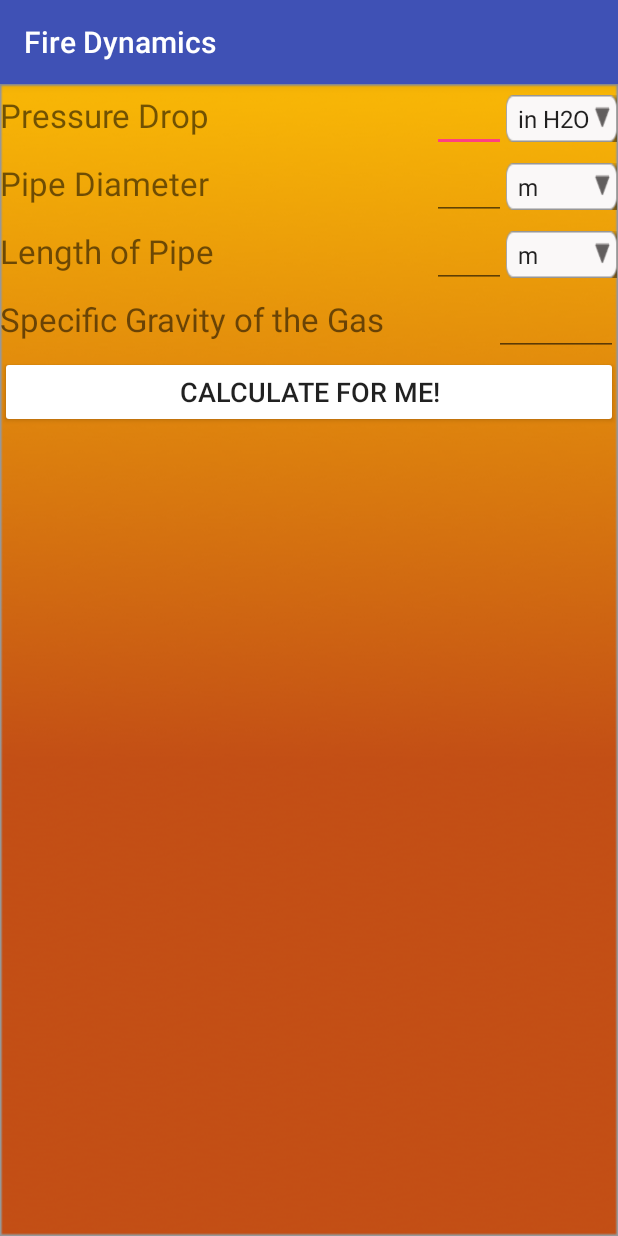
After one commit to msrusse/FireDynamics, an Android app: the OpenPipe screen opened directly, with no data from a screen before it, on a phone screen of 412 x 824 dp. The commit adds this screen. Run offline under Robolectric (Android 15) with nearby library versions, the phone set to English and light mode, and no system bars.

Commit message:
Finalizes the Open Pipe Functionality

```diff
--- a/app/src/main/AndroidManifest.xml
+++ b/app/src/main/AndroidManifest.xml
@@ -19,7 +19,8 @@
         <activity android:name=".FlashOver" />
         <activity android:name=".HRR" />
         <activity android:name=".FlameHeight" />
-        <activity android:name=".RadiationPoolFire"></activity>
+        <activity android:name=".RadiationPoolFire" />
+        <activity android:name=".OpenPipe"></activity>
     </application>
 
 </manifest>
--- a/app/src/main/java/com/example/masonrussell/firedynamics/Calculations.java
+++ b/app/src/main/java/com/example/masonrussell/firedynamics/Calculations.java
@@ -71,4 +71,8 @@ class Calculations
     {
         return (15.4 * Math.pow((l/d),-1.59));
     }
+    static double CalculateOpenPipeQ(double dP, double d, double l, double sg)
+    {
+        return (0.00403*Math.pow(dP*(Math.pow(d,4.8)/(Math.pow(sg,0.8)*l)),0.555));
+    }
 }
--- /dev/null
+++ b/app/src/main/java/com/example/masonrussell/firedynamics/OpenPipe.java
@@ -0,0 +1,142 @@
+package com.example.masonrussell.firedynamics;
+
+import android.support.v7.app.AppCompatActivity;
+import android.os.Bundle;
+import android.view.View;
+import android.widget.AdapterView;
+import android.widget.ArrayAdapter;
+import android.widget.Button;
+import android.widget.EditText;
+import android.widget.LinearLayout;
+import android.widget.Spinner;
+import android.widget.TextView;
+import android.widget.Toast;
+
+import java.text.DecimalFormat;
+import java.util.ArrayList;
+import java.util.List;
+
+public class OpenPipe extends AppCompatActivity {
+
+    public Spinner pressureDropSpinner, pipeDiameterSpinner, pipeLengthSpinner, resultSpinner;
+    public EditText pressureDropText, pipeDiameterText, pipeLengthText, specificGravityText;
+    public double pressureDropDoub, pipeDiameterDoub, pipeLengthDoub, specificGravityDoub, resultDoub;
+    public Button calculateButton;
+    public TextView resultText;
+    public String pressureDropUnits, pipeDiameterUnits, pipeLengthUnits, resultUnits;
+    public LinearLayout resultLayout;
+
+    @Override
+    protected void onCreate(Bundle savedInstanceState) {
+        super.onCreate(savedInstanceState);
+        setContentView(R.layout.activity_open_pipe);
+        final DecimalFormat twoDigits = new DecimalFormat("0.00");
+        pressureDropSpinner = findViewById(R.id.pressureDropSpinner);
+        pipeDiameterSpinner = findViewById(R.id.pipeDiameterSpinner);
+        pipeLengthSpinner = findViewById(R.id.pipeLengthSpinner);
+        resultSpinner = findViewById(R.id.qResultSpinner);
+        pressureDropText = findViewById(R.id.pressureDropText);
+        pipeDiameterText = findViewById(R.id.pipeDiamterText);
+        pipeLengthText = findViewById(R.id.pipeLengthText);
+        specificGravityText = findViewById(R.id.specificGravityText);
+        resultLayout = findViewById(R.id.resultLayout);
+        resultText = findViewById(R.id.qResult);
+        calculateButton = findViewById(R.id.getMeasurementsButton);
+        resultLayout.setVisibility(View.INVISIBLE);
+        addItemsOnResultSpinner(resultSpinner);
+        addItemsOnUnitSpinner(pipeDiameterSpinner);
+        addItemsOnUnitSpinner(pipeLengthSpinner);
+        addItemsOnPressureSpinner(pressureDropSpinner);
+        calculateButton.setOnClickListener(new View.OnClickListener() {
+            @Override
+            public void onClick(View v) {
+                pressureDropDoub = Double.parseDouble(pressureDropText.getText().toString());
+                pressureDropUnits = pressureDropSpinner.getSelectedItem().toString();
+                pressureDropDoub = ValuesConverstions.PressureToMbar(pressureDropDoub, pressureDropUnits);
+                pipeDiameterDoub = Double.parseDouble(pipeDiameterText.getText().toString());
+                pipeDiameterUnits = pipeDiameterSpinner.getSelectedItem().toString();
+                pipeDiameterDoub = ValuesConverstions.toMillimeters(pipeDiameterDoub, pipeDiameterUnits);
+                pipeLengthDoub = Double.parseDouble(pipeLengthText.getText().toString());
+                pipeLengthUnits = pipeLengthSpinner.getSelectedItem().toString();
+                pipeLengthDoub = ValuesConverstions.toMeters(pipeLengthDoub, pipeLengthUnits);
+                specificGravityDoub = Double.parseDouble(specificGravityText.getText().toString());
+                resultDoub = Calculations.CalculateOpenPipeQ(pressureDropDoub,pipeDiameterDoub,pipeLengthDoub,specificGravityDoub);
+                resultText.setText(twoDigits.format(resultDoub));
+                resultLayout.setVisibility(View.VISIBLE);
+                resultUnits = resultSpinner.getSelectedItem().toString();
+
+                resultSpinner.setOnItemSelectedListener(
+                        new AdapterView.OnItemSelectedListener() {
+                            @Override
+                            public void onItemSelected(AdapterView<?> parent, View view, int position, long id) {
+                                switch (resultSpinner.getSelectedItem().toString())
+                                {
+                                    case "m^3/hr":
+                                        resultDoub = ValuesConverstions.FlowtoMetersCubedPerHour(resultDoub, resultUnits);
+                                        resultUnits = resultSpinner.getSelectedItem().toString();
+                                        resultText.setText(twoDigits.format(resultDoub));
+                                        break;
+                                    case "cfm":
+                                        resultDoub = ValuesConverstions.Flowtocfm(resultDoub, resultUnits);
+                                        resultUnits = resultSpinner.getSelectedItem().toString();
+                                        resultText.setText(twoDigits.format(resultDoub));
+                                        break;
+                                    case "ft^3/sec":
+                                        resultDoub = ValuesConverstions.FlowtoFeetCubedPerSec(resultDoub, resultUnits);
+                                        resultUnits = resultSpinner.getSelectedItem().toString();
+                                        resultText.setText(twoDigits.format(resultDoub));
+                                        break;
+                                    case "m^3/sec":
+                                        resultDoub = ValuesConverstions.FlowtoMetersCubedPerSec(resultDoub, resultUnits);
+                                        resultUnits = resultSpinner.getSelectedItem().toString();
+                                        resultText.setText(twoDigits.format(resultDoub));
+                                        break;
+                                }
+                            }
+
+                            @Override
+                            public void onNothingSelected(AdapterView<?> parent) {
+
+                            }
+                        }
+                );
+            }
+        });
+    }
+
+    public void addItemsOnUnitSpinner(Spinner spinnerToMake)
+    {
+        List<String> list = new ArrayList<>();
+        list.add("m");
+        list.add("ft");
+        list.add("in");
+        list.add("cm");
+        list.add("mm");
+        ArrayAdapter<String> dataAdapter = new ArrayAdapter<>(this, android.R.layout.simple_spinner_item, list);
+        dataAdapter.setDropDownViewResource(android.R.layout.simple_spinner_dropdown_item);
+        spinnerToMake.setAdapter(dataAdapter);
+    }
+
+    public void addItemsOnResultSpinner(Spinner spinnerToMake)
+    {
+        List<String> list = new ArrayList<>();
+        list.add("m^3/hr");
+        list.add("ft^3/sec");
+        list.add("cfm");
+        list.add("m^3/sec");
+        ArrayAdapter<String> dataAdapter = new ArrayAdapter<>(this, android.R.layout.simple_spinner_item, list);
+        dataAdapter.setDropDownViewResource(android.R.layout.simple_spinner_dropdown_item);
+        spinnerToMake.setAdapter(dataAdapter);
+    }
+
+    public void addItemsOnPressureSpinner(Spinner spinnerToMake)
+    {
+        List<String> list = new ArrayList<>();
+        list.add("in H2O");
+        list.add("kPa");
+        list.add("mbar");
+        ArrayAdapter<String> dataAdapter = new ArrayAdapter<>(this, android.R.layout.simple_spinner_item, list);
+        dataAdapter.setDropDownViewResource(android.R.layout.simple_spinner_dropdown_item);
+        spinnerToMake.setAdapter(dataAdapter);
+    }
+}
--- a/app/src/main/res/layout/activity_main.xml
+++ b/app/src/main/res/layout/activity_main.xml
@@ -114,10 +114,10 @@
             android:layout_width="match_parent"
             android:layout_height="0dp"
             android:layout_weight="1"
-            android:background="@android:color/darker_gray"
+            android:background="@drawable/firedynamics_light_select"
             android:fontFamily="monospace"
             android:text="@string/open_pipe"
-            android:textColor="@android:color/holo_red_dark"
+            android:textColor="@android:color/background_light"
             android:textSize="18sp"
             android:textStyle="bold"
             android:typeface="monospace"
--- /dev/null
+++ b/app/src/main/res/layout/activity_open_pipe.xml
@@ -0,0 +1,191 @@
+<?xml version="1.0" encoding="utf-8"?>
+<android.support.constraint.ConstraintLayout xmlns:android="http://schemas.android.com/apk/res/android"
+    xmlns:app="http://schemas.android.com/apk/res-auto"
+    xmlns:tools="http://schemas.android.com/tools"
+    android:layout_width="match_parent"
+    android:layout_height="match_parent"
+    android:background="@drawable/firedynamics_background_1"
+    tools:context="com.example.masonrussell.firedynamics.FlashOver">
+
+    <LinearLayout
+        android:layout_width="match_parent"
+        android:layout_height="match_parent"
+        android:orientation="vertical">
+
+        <LinearLayout
+            android:layout_width="match_parent"
+            android:layout_height="wrap_content"
+            android:orientation="horizontal">
+
+            <TextView
+                android:id="@+id/pressureDropView"
+                android:layout_width="0dp"
+                android:layout_height="wrap_content"
+                android:layout_weight=".7"
+                android:text="@string/pressure_drop"
+                android:textSize="22sp" />
+
+            <EditText
+                android:id="@+id/pressureDropText"
+                android:layout_width="0dp"
+                android:layout_height="wrap_content"
+                android:layout_weight=".12"
+                android:ems="10"
+                android:inputType="number|numberDecimal"
+                android:labelFor="@+id/compLengthText"
+                android:text=""
+                android:textAlignment="center" />
+
+            <Spinner
+                android:id="@+id/pressureDropSpinner"
+                android:layout_width="0dp"
+                android:layout_height="wrap_content"
+                android:layout_weight=".18"
+                android:background="@drawable/firedynamic_button" />
+
+        </LinearLayout>
+
+        <LinearLayout
+            android:layout_width="fill_parent"
+            android:layout_height="wrap_content"
+            android:orientation="horizontal">
+
+            <TextView
+                android:id="@+id/pipeDiameterView"
+                android:layout_width="0dp"
+                android:layout_height="wrap_content"
+                android:layout_weight=".7"
+                android:text="@string/pipe_diameter"
+                android:textSize="22sp" />
+
+            <EditText
+                android:id="@+id/pipeDiamterText"
+                android:layout_width="0dp"
+                android:layout_height="wrap_content"
+                android:layout_weight=".12"
+                android:ems="10"
+                android:inputType="number|numberDecimal"
+                android:labelFor="@+id/compWidthText"
+                android:text=""
+                android:textAlignment="center" />
+
+            <Spinner
+                android:id="@+id/pipeDiameterSpinner"
+                android:layout_width="0dp"
+                android:layout_height="wrap_content"
+                android:layout_weight=".18"
+                android:background="@drawable/firedynamic_button" />
+
+        </LinearLayout>
+
+        <LinearLayout
+            android:layout_width="match_parent"
+            android:layout_height="wrap_content"
+            android:orientation="horizontal">
+
+            <TextView
+                android:id="@+id/pipeLengthView"
+                android:layout_width="0dp"
+                android:layout_height="wrap_content"
+                android:layout_weight=".7"
+                android:text="@string/pipe_length"
+                android:textSize="22sp" />
+
+            <EditText
+                android:id="@+id/pipeLengthText"
+                android:layout_width="0dp"
+                android:layout_height="wrap_content"
+                android:layout_weight=".12"
+                android:ems="10"
+                android:inputType="number|numberDecimal"
+                android:labelFor="@+id/compHeightText"
+                android:text=""
+                android:textAlignment="center" />
+
+            <Spinner
+                android:id="@+id/pipeLengthSpinner"
+                android:layout_width="0dp"
+                android:layout_height="wrap_content"
+                android:layout_weight=".18"
+                android:background="@drawable/firedynamic_button" />
+
+        </LinearLayout>
+
+        <LinearLayout
+            android:layout_width="match_parent"
+            android:layout_height="wrap_content"
+            android:orientation="horizontal">
+
+            <TextView
+                android:id="@+id/specificGravityView"
+                android:layout_width="0dp"
+                android:layout_height="wrap_content"
+                android:layout_weight=".8"
+                android:text="@string/specific_gas_gravity"
+                android:textSize="22sp" />
+
+            <EditText
+                android:id="@+id/specificGravityText"
+                android:layout_width="0dp"
+                android:layout_height="wrap_content"
+                android:layout_weight=".2"
+                android:ems="10"
+                android:inputType="number|numberDecimal"
+                android:labelFor="@+id/ventWidthText"
+                android:text=""
+                android:textAlignment="center" />
+
+        </LinearLayout>
+
+        <Button
+            android:id="@+id/getMeasurementsButton"
+            android:layout_width="match_parent"
+            android:layout_height="wrap_content"
+            android:backgroundTint="@android:color/white"
+            android:text="@string/get_calculation"
+            android:textAlignment="center"
+            android:textSize="18sp" />
+
+        <LinearLayout
+            android:id="@+id/resultLayout"
+            android:layout_width="match_parent"
+            android:layout_height="match_parent"
+            android:orientation="vertical"
+            tools:layout_editor_absoluteY="300dp">
+
+            <LinearLayout
+                android:layout_width="match_parent"
+                android:layout_height="wrap_content"
+                android:orientation="horizontal">
+
+                <TextView
+                    android:id="@+id/qResultView"
+                    android:layout_width="0dp"
+                    android:layout_height="wrap_content"
+                    android:layout_weight=".5"
+                    android:text="@string/q"
+                    android:textSize="30sp" />
+
+                <TextView
+                    android:id="@+id/qResult"
+                    android:layout_width="0dp"
+                    android:layout_height="wrap_content"
+                    android:layout_weight=".3"
+                    android:textAlignment="center"
+                    android:textSize="30sp"
+                    android:textStyle="bold" />
+
+                <Spinner
+                    android:id="@+id/qResultSpinner"
+                    android:layout_width="0dp"
+                    android:layout_height="wrap_content"
+                    android:layout_weight=".2"
+                    android:background="@drawable/firedynamic_button"
+                    android:gravity="center" />
+            </LinearLayout>
+
+        </LinearLayout>
+
+    </LinearLayout>
+
+</android.support.constraint.ConstraintLayout>
```
Also changed, not shown: app/src/main/java/com/example/masonrussell/firedynamics/MainActivity.java (+8 -0 lines), app/src/main/java/com/example/masonrussell/firedynamics/ValuesConverstions.java (+104 -0 lines), app/src/main/res/values/strings.xml (+4 -25 lines).
